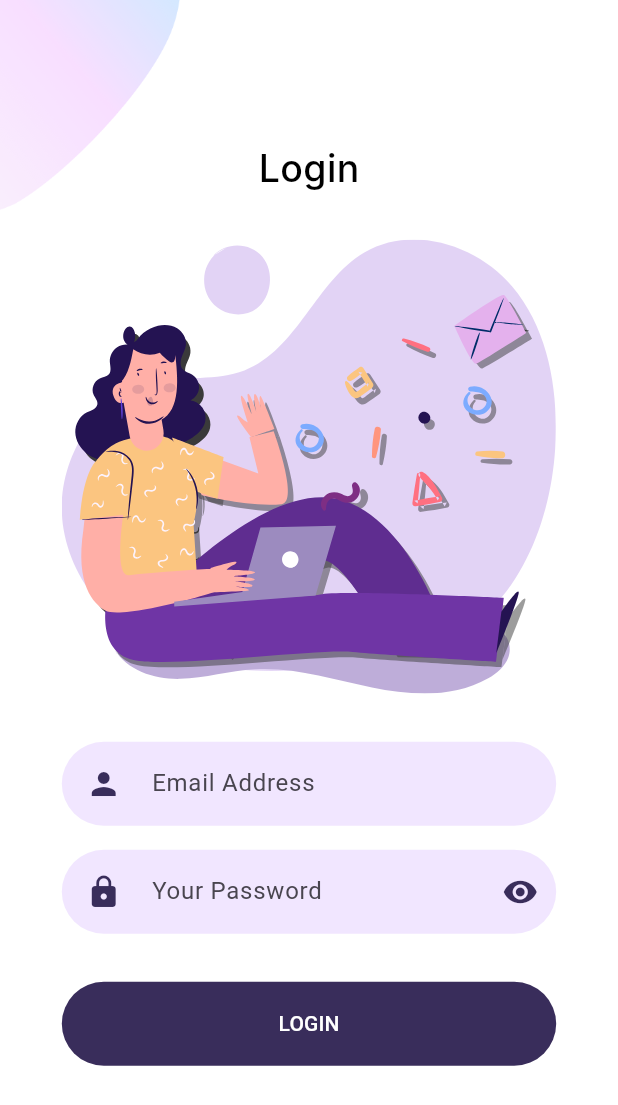
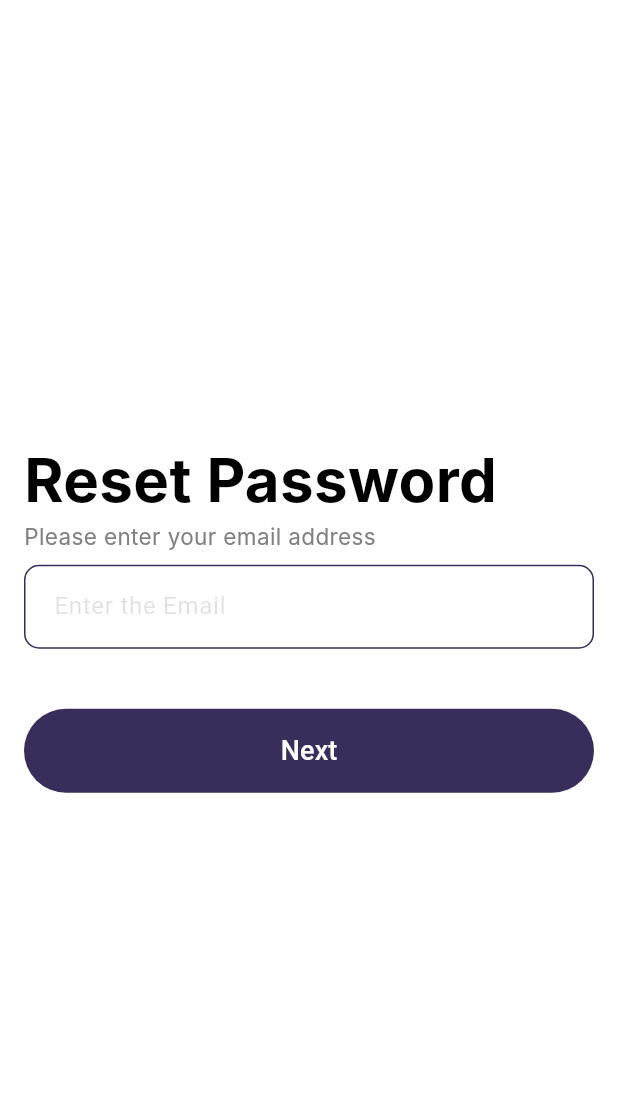
Before and after one commit to HasnaaHefnawy22/scm, a Flutter app: the screen it shows after launch, on a phone screen of 412 x 824 dp. Shown: the top 1105 px of the screen. Run offline on Flutter 3.47's test engine with Material 3 defaults, Android fonts, the phone set to English and light mode, and no system bars; our stand-ins replace animate_do, file_picker, flutter_credit_card, flutter_svg; Roboto replaces fonts that are missing (Inter).

Commit message:
ui for reset pages

```diff
--- a/lib/main.dart
+++ b/lib/main.dart
@@ -3,6 +3,7 @@ import 'package:scm/modules/login/login_screen.dart';
 import 'package:scm/shared/styles/color.dart';
 
 import 'modules/loading/loading_screen.dart';
+import 'modules/reset_password_screens/home.dart';
 import 'modules/teacher/teacher_main_screen.dart';
 
 void main() {
@@ -44,7 +45,7 @@ class MyApp extends StatelessWidget {
             ),
           )),
       debugShowCheckedModeBanner: false,
-      home: LoginScreen(),
+      home: ResetPasswordMainScreen(),
     );
   }
 }
--- /dev/null
+++ b/lib/modules/reset_password_screens/home.dart
@@ -0,0 +1,69 @@
+import 'package:flutter/material.dart';
+import 'package:scm/shared/styles/style.dart';
+import '../../shared/styles/color.dart';
+import 'confirm_screen.dart';
+
+
+class ResetPasswordMainScreen extends StatelessWidget {
+  const ResetPasswordMainScreen({super.key});
+
+  @override
+  Widget build(BuildContext context) {
+    return Scaffold(
+        body: Padding(
+            padding: const EdgeInsets.all(defaultPadding),
+            child: Center(
+              child: Column(
+                crossAxisAlignment: CrossAxisAlignment.start,
+                mainAxisAlignment: MainAxisAlignment.center,
+                children: [
+                  const Text(
+                    'Reset Password',
+                    style: Styles.style40,
+                  ),
+                  const SizedBox(height: 5),
+                  const Text(
+                    'Please enter your email address',
+                    style: Styles.styleGray15,
+                  ),
+                  const SizedBox(height: 10),
+                  TextFormField(
+                    decoration: InputDecoration(
+                      filled: true,
+                      fillColor: kPrimarywhiteColor,
+                      hintText: 'Enter the Email',
+                      hintStyle: const TextStyle(color: Colors.black12),
+                      border: OutlineInputBorder(
+                        borderRadius: BorderRadius.circular(10.0),
+                        borderSide: BorderSide.none,
+                      ),
+                      enabledBorder: OutlineInputBorder(
+                        borderRadius: BorderRadius.circular(10.0),
+                        borderSide: const BorderSide(color: kPrimaryColor),
+                      ),
+                      focusedBorder: OutlineInputBorder(
+                        borderRadius: BorderRadius.circular(10.0),
+                        borderSide: const BorderSide(color: kPrimaryColor),
+                      ),
+                    ),
+                  ),
+                  const SizedBox(height: 40),
+                  ElevatedButton(
+                    onPressed: () {
+                      Navigator.push(
+                        context,
+                        MaterialPageRoute(
+                          builder: (context) => ConfirmScreen(),
+                        ),
+                      );
+                    },
+                    child: const Text(
+                      'Next',
+                      style: TextStyle(fontSize: 18),
+                    ),
+                  ),
+                ],
+              ),
+            )));
+  }
+}
--- a/lib/shared/styles/style.dart
+++ b/lib/shared/styles/style.dart
@@ -40,6 +40,14 @@ abstract class Styles {
     fontWeight: FontWeight.w600,
     height: 0,
   );
+  static const TextStyle styleBoldwhite15 = TextStyle(
+    color: Colors.white,
+    fontSize: 15,
+    fontFamily: 'Inter',
+    fontWeight: FontWeight.w600,
+    height: 0,
+  );
+
   static const TextStyle styleBold15 = TextStyle(
     color: Colors.black,
     fontSize: 15,
@@ -47,11 +55,31 @@ abstract class Styles {
     fontWeight: FontWeight.w600,
     height: 0,
   );
+  static const TextStyle style15 = TextStyle(
+    color: Colors.black,
+    fontSize: 15,
+    fontFamily: 'Inter',
+    height: 0,
+  );
+  static const TextStyle styleGray15 = TextStyle(
+    color: kPrimarygrayColor,
+    fontSize: 15,
+    fontFamily: 'Inter',
+    height: 0,
+  );
+
   static const TextStyle style24 = TextStyle(
     color: Colors.black,
     fontSize: 24,
     fontFamily: 'Inter',
     fontWeight: FontWeight.w600,
+    height: 0,
+  );
+  static const TextStyle style40 = TextStyle(
+    color: Colors.black,
+    fontSize: 40,
+    fontFamily: 'Inter',
+    fontWeight: FontWeight.bold,
     height: 0,
   );
 
@@ -78,5 +106,23 @@ abstract class Styles {
     fontWeight: FontWeight.w500,
     height: 0,
   );
+}
 
-}
+//////////////////helmy/////////////
+const kDefaultPadding = EdgeInsets.symmetric(horizontal: 30);
+TextStyle titleText = const TextStyle(
+    color: Colors.black,
+    fontSize: 32,
+    fontWeight: FontWeight.w700
+);
+TextStyle subTitle = const TextStyle(
+    color: kPrimarygrayColor,
+    fontSize: 18,
+    fontWeight: FontWeight.w500
+);
+
+TextStyle textButton = const TextStyle(
+  color: Colors.black,
+  fontSize: 18,
+  fontWeight: FontWeight.w700,
+);
```
Also changed, not shown: lib/modules/main_screen_child/components/last_transactions_widget.dart (+87 -87 lines), lib/modules/main_screen_child/main_screen_child.dart (+13 -29 lines), lib/modules/main_screen_parent/components/children_widget.dart (+5 -8 lines), lib/modules/main_screen_parent/components/profile_widget.dart (+8 -5 lines), lib/modules/main_screen_parent/components/transaction_widget.dart (+31 -25 lines), lib/modules/main_screen_parent/new_main_screen_parent.dart (+6 -6 lines), lib/modules/receipt_screen/receipt_screen.dart (+7 -10 lines), lib/modules/reset_password_screens/change.dart (added, +50 -0 lines), lib/modules/reset_password_screens/components/primary_button.dart (added, +20 -0 lines), lib/modules/reset_password_screens/components/resetform.dart (added, +20 -0 lines), lib/modules/reset_password_screens/confirm_screen.dart (added, +103 -0 lines), lib/modules/reset_password_screens/new_password.dart (added, +91 -0 lines).
